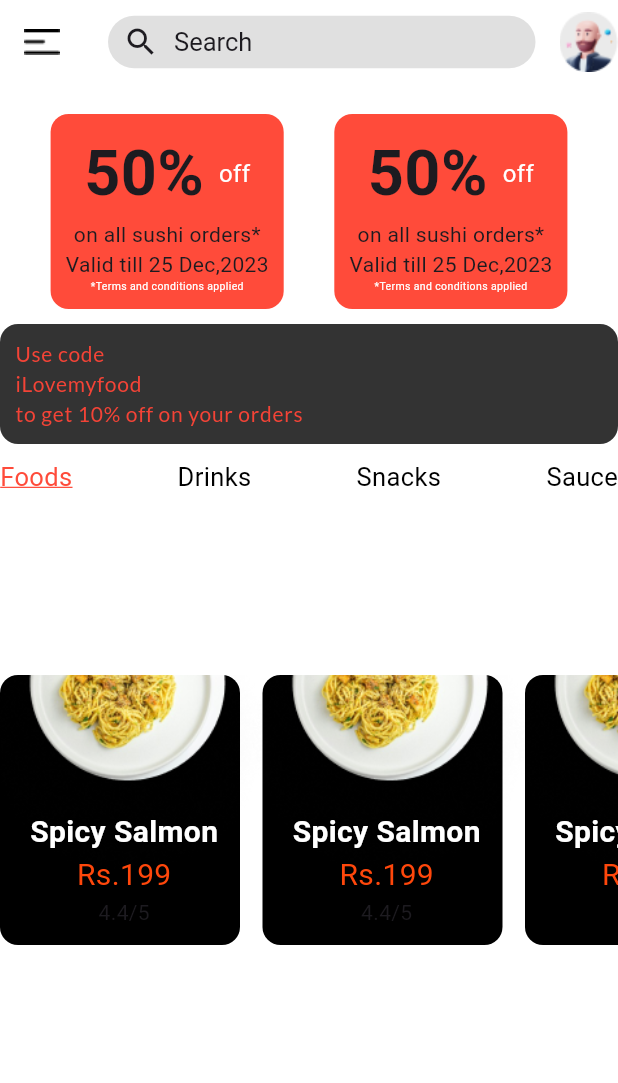
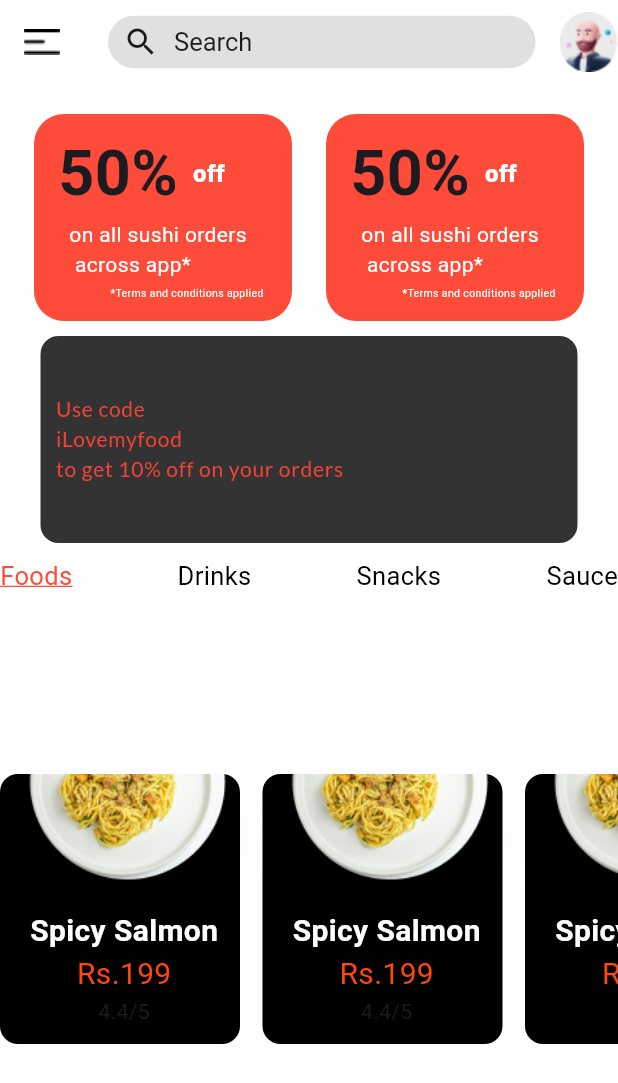
Before and after one commit to MutazAsem/food_app, a Flutter app: the HomeScreen screen opened directly, on a phone screen of 412 x 824 dp. Shown: the top 1083 px of the screen. Run offline on Flutter 3.47's test engine with Material 3 defaults, Android fonts, the phone set to English and light mode, and no system bars; our stand-ins replace google_fonts.

Commit message:
change custom_widget to widgets and add custom_square_card

```diff
--- a/lib/screens/home_screen.dart
+++ b/lib/screens/home_screen.dart
@@ -1,7 +1,9 @@
 import 'package:flutter/material.dart';
 import 'package:food_app/constants/app_colors.dart';
-import 'package:food_app/custom_widget/custom_card_product.dart';
+import 'package:food_app/widgets/custom_card_product.dart';
 import 'package:google_fonts/google_fonts.dart';
+
+import '../widgets/custom_square_card.dart';
 
 class HomeScreen extends StatelessWidget {
   const HomeScreen({super.key});
@@ -42,102 +44,14 @@ class HomeScreen extends StatelessWidget {
           Row(
             mainAxisAlignment: MainAxisAlignment.spaceEvenly,
             children: [
-              Container(
-                decoration: BoxDecoration(
-                  borderRadius: BorderRadius.circular(12),
-                  color: AppColors.kPrimaryColor,
-                ),
-                child: const Padding(
-                  padding:
-                      EdgeInsets.only(left: 10, right: 10, top: 10, bottom: 10),
-                  child: Column(
-                    children: [
-                      Row(
-                        mainAxisAlignment: MainAxisAlignment.spaceBetween,
-                        children: [
-                          Text(
-                            '50%',
-                            style: TextStyle(
-                              fontSize: 42,
-                              fontWeight: FontWeight.bold,
-                            ),
-                          ),
-                          SizedBox(
-                            width: 10,
-                          ),
-                          Text(
-                            'off',
-                            style: TextStyle(
-                              fontSize: 16,
-                              color: AppColors.kWhite,
-                            ),
-                          ),
-                        ],
-                      ),
-                      Text('on all sushi orders*'),
-                      Text('Valid till 25 Dec,2023'),
-                      Align(
-                        alignment: Alignment.bottomRight,
-                        child: Text(
-                          '*Terms and conditions applied',
-                          style:
-                              TextStyle(color: AppColors.kWhite, fontSize: 7),
-                        ),
-                      ),
-                    ],
-                  ),
-                ),
-              ),
-              Container(
-                decoration: BoxDecoration(
-                  borderRadius: BorderRadius.circular(12),
-                  color: AppColors.kPrimaryColor,
-                ),
-                child: const Padding(
-                  padding:
-                      EdgeInsets.only(left: 10, right: 10, top: 10, bottom: 10),
-                  child: Column(
-                    children: [
-                      Row(
-                        mainAxisAlignment: MainAxisAlignment.spaceBetween,
-                        children: [
-                          Text(
-                            '50%',
-                            style: TextStyle(
-                              fontSize: 42,
-                              fontWeight: FontWeight.bold,
-                            ),
-                          ),
-                          SizedBox(
-                            width: 10,
-                          ),
-                          Text(
-                            'off',
-                            style: TextStyle(
-                              fontSize: 16,
-                              color: AppColors.kWhite,
-                            ),
-                          ),
-                        ],
-                      ),
-                      Text('on all sushi orders*'),
-                      Text('Valid till 25 Dec,2023'),
-                      Align(
-                        alignment: Alignment.bottomRight,
-                        child: Text(
-                          '*Terms and conditions applied',
-                          style:
-                              TextStyle(color: AppColors.kWhite, fontSize: 7),
-                        ),
-                      ),
-                    ],
-                  ),
-                ),
-              ),
+              CustomSquareCard(),
+              CustomSquareCard(),
             ],
           ),
           const SizedBox(height: 10),
           Container(
+            height: 138,
+            width: 358,
             decoration: BoxDecoration(
               borderRadius: BorderRadius.circular(12),
               color: Color(0xff333333),
--- a/lib/screens/sign_in_screen.dart
+++ b/lib/screens/sign_in_screen.dart
@@ -1,7 +1,7 @@
 import 'package:flutter/material.dart';
 import 'package:food_app/constants/app_colors.dart';
-import 'package:food_app/custom_widget/custom_button.dart';
 import 'package:food_app/screens/home_screen.dart';
+import 'package:food_app/widgets/custom_button.dart';
 
 class SignInScreen extends StatefulWidget {
   const SignInScreen({super.key});
--- /dev/null
+++ b/lib/widgets/custom_square_card.dart
@@ -0,0 +1,64 @@
+import 'package:flutter/material.dart';
+
+import '../constants/app_colors.dart';
+
+class CustomSquareCard extends StatelessWidget {
+  const CustomSquareCard({super.key});
+
+  @override
+  Widget build(BuildContext context) {
+    return Container(
+      height: 138,
+      width: 172,
+      decoration: BoxDecoration(
+        borderRadius: BorderRadius.circular(20),
+        color: AppColors.kPrimaryColor,
+      ),
+      child: const Padding(
+        padding: EdgeInsets.only(left: 16, right: 19, top: 10, bottom: 10),
+        child: Column(
+          children: [
+            Row(
+              children: [
+                Text(
+                  '50%',
+                  style: TextStyle(
+                    fontSize: 42,
+                    fontWeight: FontWeight.bold,
+                  ),
+                ),
+                SizedBox(
+                  width: 10,
+                ),
+                Text(
+                  'off',
+                  style: TextStyle(
+                      fontSize: 16,
+                      color: AppColors.kWhite,
+                      fontWeight: FontWeight.w900),
+                ),
+              ],
+            ),
+            Text(
+              'on all sushi orders \n across app*',
+              style: TextStyle(
+                  fontSize: 14,
+                  fontWeight: FontWeight.w400,
+                  color: Colors.white),
+            ),
+            SizedBox(
+              height: 5,
+            ),
+            Align(
+              alignment: Alignment.bottomRight,
+              child: Text(
+                '*Terms and conditions applied',
+                style: TextStyle(color: AppColors.kWhite, fontSize: 7),
+              ),
+            ),
+          ],
+        ),
+      ),
+    );
+  }
+}
```
Also changed, not shown: lib/widgets/custom_button.dart (renamed from lib/custom_widget/custom_button.dart), lib/widgets/custom_card_product.dart (renamed from lib/custom_widget/custom_card_product.dart).
